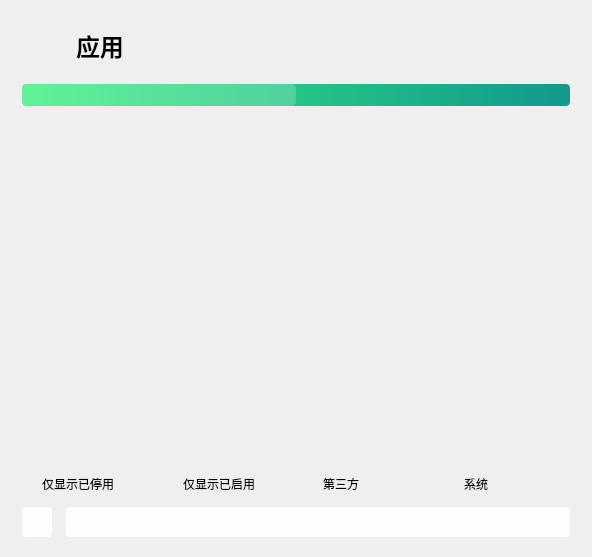
Before: the Qt Designer form QtAdb/sonPages/apps/sp_packages.ui in LapplandSP/QtAdb, drawn with Qt 5.
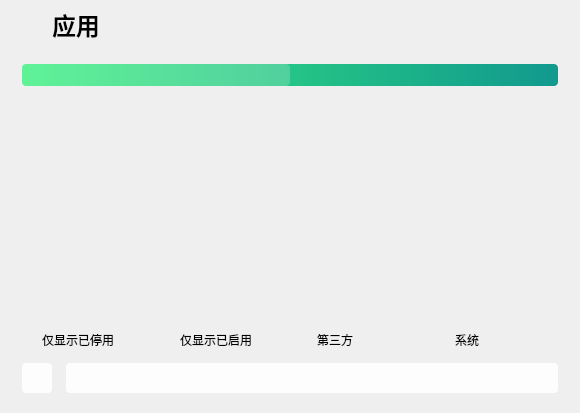
After: the same form once the commit is applied. Icons and pictures are not drawn.

```diff
--- a/QtAdb/sonPages/apps/sp_packages.ui
+++ b/QtAdb/sonPages/apps/sp_packages.ui
@@ -6,14 +6,17 @@
    <rect>
     <x>0</x>
     <y>0</y>
-    <width>592</width>
-    <height>557</height>
+    <width>580</width>
+    <height>413</height>
    </rect>
   </property>
   <property name="windowTitle">
    <string>Form</string>
   </property>
   <layout class="QVBoxLayout" name="verticalLayout_3">
+   <property name="topMargin">
+    <number>0</number>
+   </property>
    <item>
     <widget class="QWidget" name="widget" native="true">
      <property name="styleSheet">
@@ -25,6 +28,9 @@
       <property name="leftMargin">
        <number>11</number>
       </property>
+      <property name="topMargin">
+       <number>0</number>
+      </property>
       <property name="rightMargin">
        <number>11</number>
       </property>
@@ -36,20 +42,20 @@
         <item>
          <layout class="QHBoxLayout" name="horizontalLayout_2">
           <property name="spacing">
-           <number>14</number>
+           <number>0</number>
           </property>
           <item>
            <widget class="QLabel" name="icon">
             <property name="minimumSize">
              <size>
-              <width>40</width>
-              <height>40</height>
+              <width>30</width>
+              <height>30</height>
              </size>
             </property>
             <property name="maximumSize">
              <size>
-              <width>40</width>
-              <height>40</height>
+              <width>30</width>
+              <height>30</height>
              </size>
             </property>
             <property name="styleSheet">
@@ -78,6 +84,7 @@
             </property>
             <property name="font">
              <font>
+              <family>MiSans Medium</family>
               <pointsize>18</pointsize>
               <bold>true</bold>
              </font>
@@ -124,9 +131,7 @@
         <item>
          <widget class="QListView" name="listView">
           <property name="font">
-           <font>
-            <family>MiSans Medium</family>
-           </font>
+           <font/>
           </property>
          </widget>
         </item>
@@ -134,6 +139,11 @@
          <layout class="QHBoxLayout" name="horizontalLayout_3">
           <item>
            <widget class="QCheckBox" name="checkBox_d">
+            <property name="font">
+             <font>
+              <family>MiSans Medium</family>
+             </font>
+            </property>
             <property name="text">
              <string>仅显示已停用</string>
             </property>
@@ -141,6 +151,11 @@
           </item>
           <item>
            <widget class="QCheckBox" name="checkBox_e">
+            <property name="font">
+             <font>
+              <family>MiSans Medium</family>
+             </font>
+            </property>
             <property name="text">
              <string>仅显示已启用</string>
             </property>
@@ -148,6 +163,11 @@
           </item>
           <item>
            <widget class="QCheckBox" name="checkBox_3">
+            <property name="font">
+             <font>
+              <family>MiSans Medium</family>
+             </font>
+            </property>
             <property name="text">
              <string>第三方</string>
             </property>
@@ -155,6 +175,11 @@
           </item>
           <item>
            <widget class="QCheckBox" name="checkBox_s">
+            <property name="font">
+             <font>
+              <family>MiSans Medium</family>
+             </font>
+            </property>
             <property name="text">
              <string>系统</string>
             </property>
```
